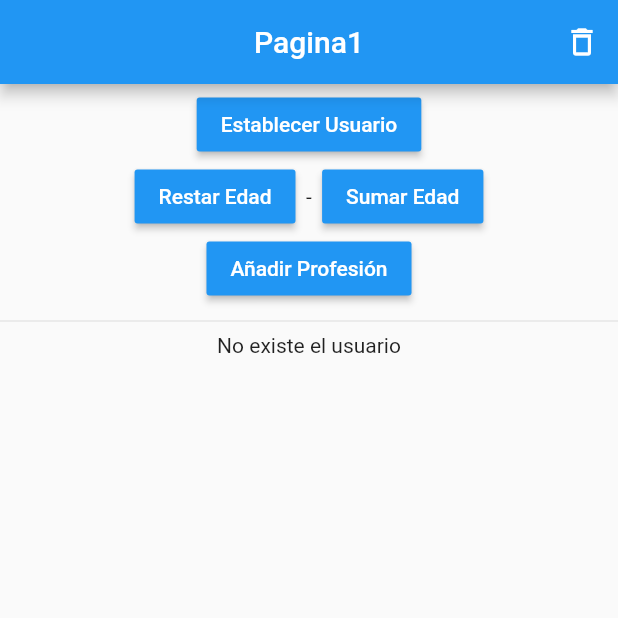
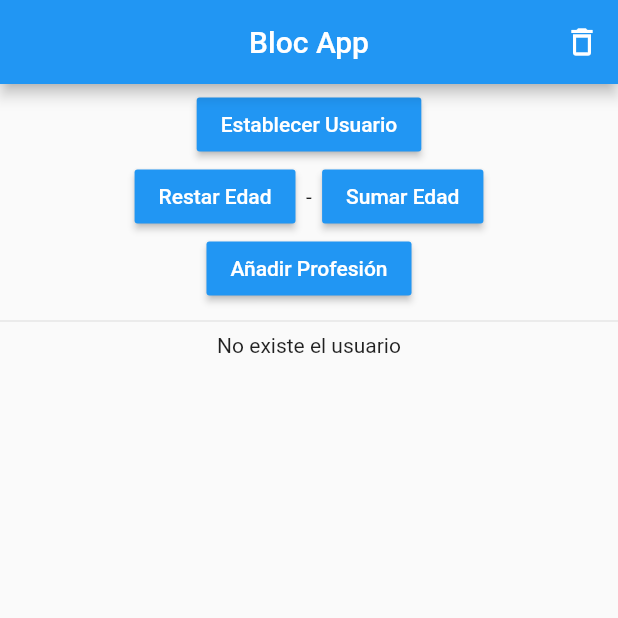
Before and after one commit to joanmc11/estados_getx_bloc, a Flutter app: the screen it shows after launch, on a phone screen of 412 x 824 dp, the top half of it. Run offline on Flutter 3.47's test engine with Material 2 defaults, Android fonts, the phone set to English and light mode, and no system bars; our stand-ins replace bloc, flutter_bloc.

Commit message:
Cambio titulo AppBar

```diff
--- a/lib/pages/page_1.dart
+++ b/lib/pages/page_1.dart
@@ -12,7 +12,7 @@ class PageApp extends StatelessWidget {
   Widget build(BuildContext context) {
     return Scaffold(
       appBar: AppBar(
-        title: const Text('Pagina1'),
+        title: const Text('Bloc App'),
         centerTitle: true,
         actions: [
           IconButton(
```
